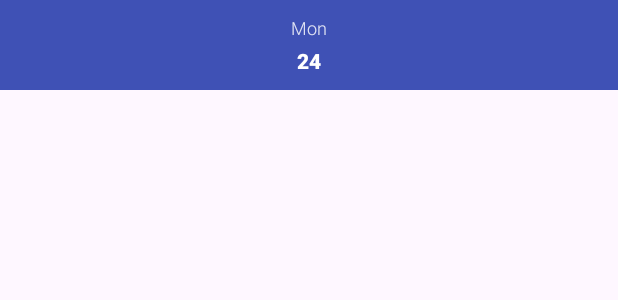
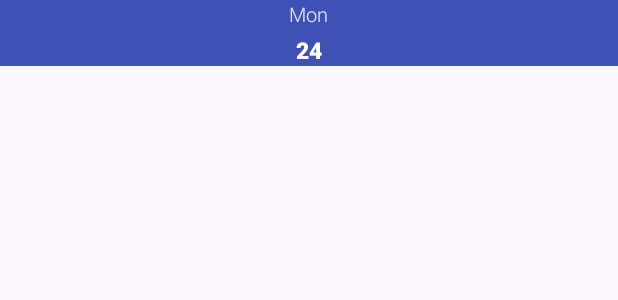
Before and after one commit to cepdnaclk/e19-co225-Department-Space-Management-System-Mobile-App, an Android app: the layout week_calendar_day.xml on its own in the app's theme, with its tools: preview values and no code run, on a phone screen of 412 x 824 dp. Shown: the top 300 px of the screen. Run offline under Robolectric (Android 15) with nearby library versions, the phone set to English and light mode, and no system bars.

Commit message:
level 10.1

```diff
--- a/SpaceMaster App/app/src/main/res/layout/fragment_new_booking.xml
+++ b/SpaceMaster App/app/src/main/res/layout/fragment_new_booking.xml
@@ -121,7 +121,7 @@
             android:id="@+id/exSevenToolbar"
             android:layout_width="match_parent"
             android:layout_height="?attr/actionBarSize"
-            android:background="@color/blue_800"
+            android:background="@color/example_1_bg_light"
             android:visibility="visible"
             app:popupTheme="@style/AppTheme.PopupOverlay" />
 
@@ -129,7 +129,7 @@
             android:id="@+id/calendarView"
             android:layout_width="match_parent"
             android:layout_height="wrap_content"
-            android:background="@color/blue_800"
+            android:background="@color/example_1_bg_light"
             android:visibility="visible"
             app:cv_dayViewResource="@layout/week_calendar_day"
             app:cv_monthHeaderResource="@layout/month_calendar_header"
--- a/SpaceMaster App/app/src/main/res/layout/week_calendar_day.xml
+++ b/SpaceMaster App/app/src/main/res/layout/week_calendar_day.xml
@@ -11,7 +11,7 @@
         android:layout_height="match_parent"
         android:gravity="center"
         android:orientation="vertical"
-        android:paddingVertical="10dp">
+        android:paddingVertical="0dp">
 
         <TextView
             android:id="@+id/weekDayText"
@@ -19,7 +19,7 @@
             android:layout_height="wrap_content"
             android:fontFamily="sans-serif-light"
             android:textColor="@color/example_2_white"
-            android:textSize="12sp"
+            android:textSize="13sp"
             tools:text="Mon" />
 
         <TextView
@@ -29,7 +29,7 @@
             android:layout_height="wrap_content"
             android:fontFamily="sans-serif-black"
             android:textColor="@color/white"
-            android:textSize="14sp"
+            android:textSize="15sp"
             tools:text="24" />
     </LinearLayout>
 
```
